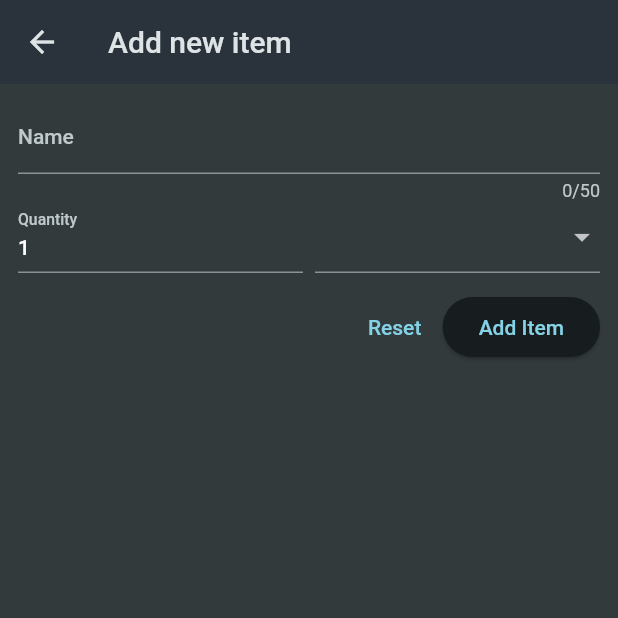
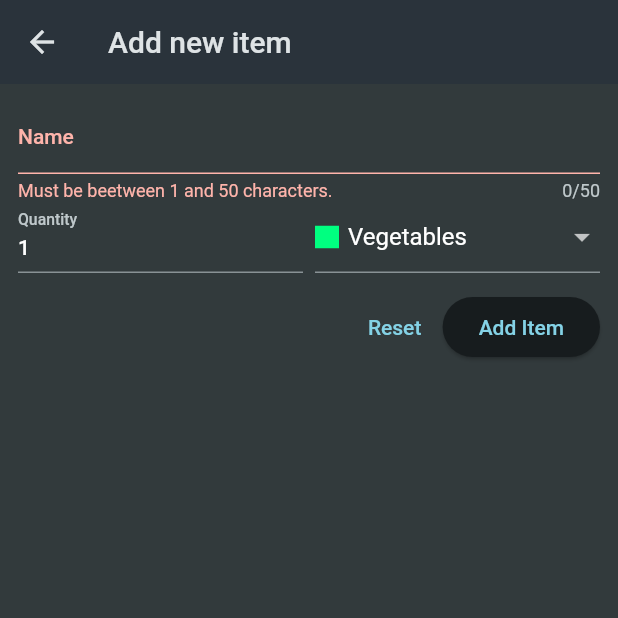
Before and after one commit to OlegMikhailov23/shopping-list, a Flutter app: the NewItem screen opened directly, after a tap on "Add Item", on a phone screen of 412 x 824 dp, the top half of it. Run offline on Flutter 3.47's test engine with Material 2 defaults, Android fonts, the phone set to English and light mode, and no system bars.

Commit message:
add validation

```diff
--- a/lib/widgets/new_item.dart
+++ b/lib/widgets/new_item.dart
@@ -1,5 +1,7 @@
 import 'package:flutter/material.dart';
 import 'package:shopping_list/data/categories.dart';
+import 'package:shopping_list/models/category.dart';
+import 'package:shopping_list/models/grocery_item.dart';
 
 class NewItem extends StatefulWidget {
   const NewItem({super.key});
@@ -11,6 +13,22 @@ class NewItem extends StatefulWidget {
 }
 
 class _NewItemState extends State<NewItem> {
+  final _formKey = GlobalKey<FormState>();
+  var _enteredName = '';
+  var _enteredQuantity = 1;
+  var _selectedCategory = categories[Categories.vegetables]!;
+
+  void _saveItem() {
+    if (_formKey.currentState!.validate()) {
+      _formKey.currentState!.save();
+      Navigator.of(context).pop(GroceryItem(
+          id: DateTime.now.toString(),
+          name: _enteredName,
+          quantity: _enteredQuantity,
+          category: _selectedCategory));
+    }
+  }
+
   @override
   Widget build(BuildContext context) {
     return Scaffold(
@@ -18,13 +36,24 @@ class _NewItemState extends State<NewItem> {
       body: Padding(
         padding: const EdgeInsets.all(12),
         child: Form(
+          key: _formKey,
           child: Column(
             children: [
               TextFormField(
                 maxLength: 50,
                 decoration: InputDecoration(label: Text('Name')),
                 validator: (value) {
-                  return 'Demo...';
+                  if (value == null ||
+                      value.isEmpty ||
+                      value.trim().length <= 1 ||
+                      value.trim().length > 50) {
+                    return 'Must be beetween 1 and 50 characters.';
+                  }
+
+                  return null;
+                },
+                onSaved: (value) {
+                  _enteredName = value!;
                 },
               ),
               Row(
@@ -32,16 +61,32 @@ class _NewItemState extends State<NewItem> {
                 children: [
                   Expanded(
                     child: TextFormField(
+                      keyboardType: TextInputType.number,
                       decoration:
                           const InputDecoration(label: Text('Quantity')),
                       initialValue: '1',
+                      validator: (value) {
+                        if (value == null ||
+                            value.isEmpty ||
+                            int.tryParse(value) == null ||
+                            int.tryParse(value)! <= 0) {
+                          return 'Must be a valid positive number.';
+                        }
+
+                        return null;
+                      },
+                      onSaved: (value) {
+                        _enteredQuantity = int.parse(value!);
+                      },
                     ),
                   ),
                   const SizedBox(
                     width: 8,
                   ),
                   Expanded(
-                    child: DropdownButtonFormField(items: [
+                    child: DropdownButtonFormField(
+                        value: _selectedCategory,
+                        items: [
                           for (final category in categories.entries)
                             DropdownMenuItem(
                               value: category.value,
@@ -57,17 +102,25 @@ class _NewItemState extends State<NewItem> {
                                 Text(category.value.name)
                               ]),
                             )
-                    ], onChanged: (value) {}),
+                        ],
+                        onChanged: (value) {
+                          setState(() {
+                            _selectedCategory = value!;
+                          });
+                        }),
                   )
                 ],
               ),
               const SizedBox(height: 12),
               Row(mainAxisAlignment: MainAxisAlignment.end, children: [
                 TextButton(
-                  onPressed: () {},
+                  onPressed: () {
+                    _formKey.currentState!.reset();
+                  },
                   child: const Text('Reset'),
                 ),
-                ElevatedButton(onPressed: () {}, child: const Text('Add Item'))
+                ElevatedButton(
+                    onPressed: _saveItem, child: const Text('Add Item'))
               ])
             ],
           ),
```
Also changed, not shown: lib/data/dummy_items.dart (deleted, +0 -21 lines), lib/screens/groseries_list.dart (+47 -19 lines). Lines whose indentation alone changed are shown as unchanged.
